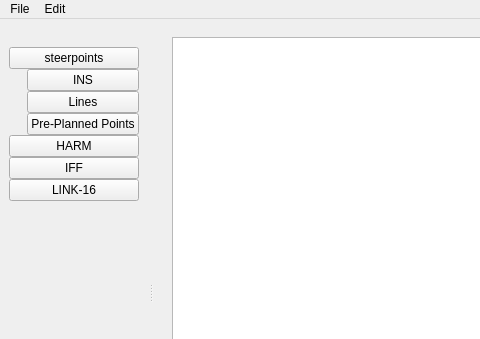
Before: the Qt Designer form src/NeoDP.ui in scplo2753/NeoDP, drawn with Qt 5; both pictures show x 0 to 480 and y 0 to 339 of the 740 by 564 pixel window.
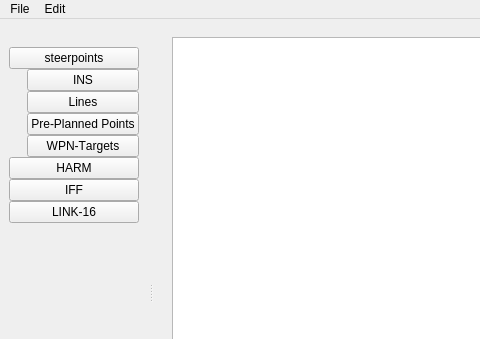
After: the same form once the commit is applied.

```diff
--- a/src/NeoDP.ui
+++ b/src/NeoDP.ui
@@ -178,6 +178,13 @@
                 </property>
                </widget>
               </item>
+              <item>
+               <widget class="QPushButton" name="pushButton_3">
+                <property name="text">
+                 <string>WPN-Targets</string>
+                </property>
+               </widget>
+              </item>
              </layout>
             </item>
            </layout>
```
